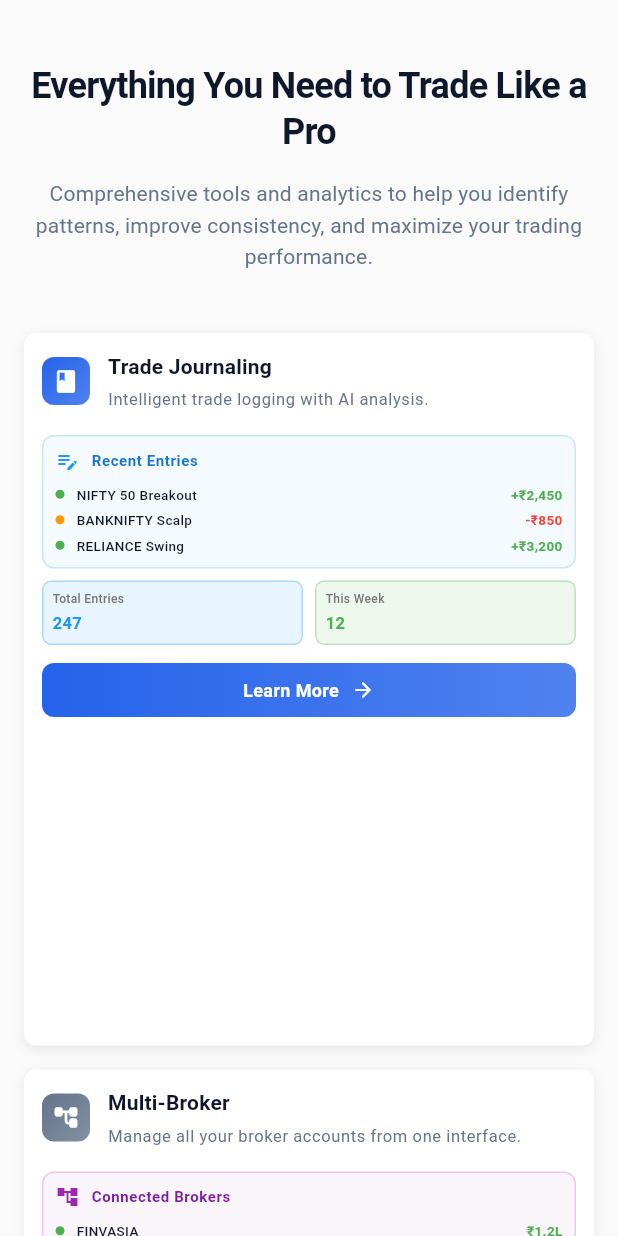
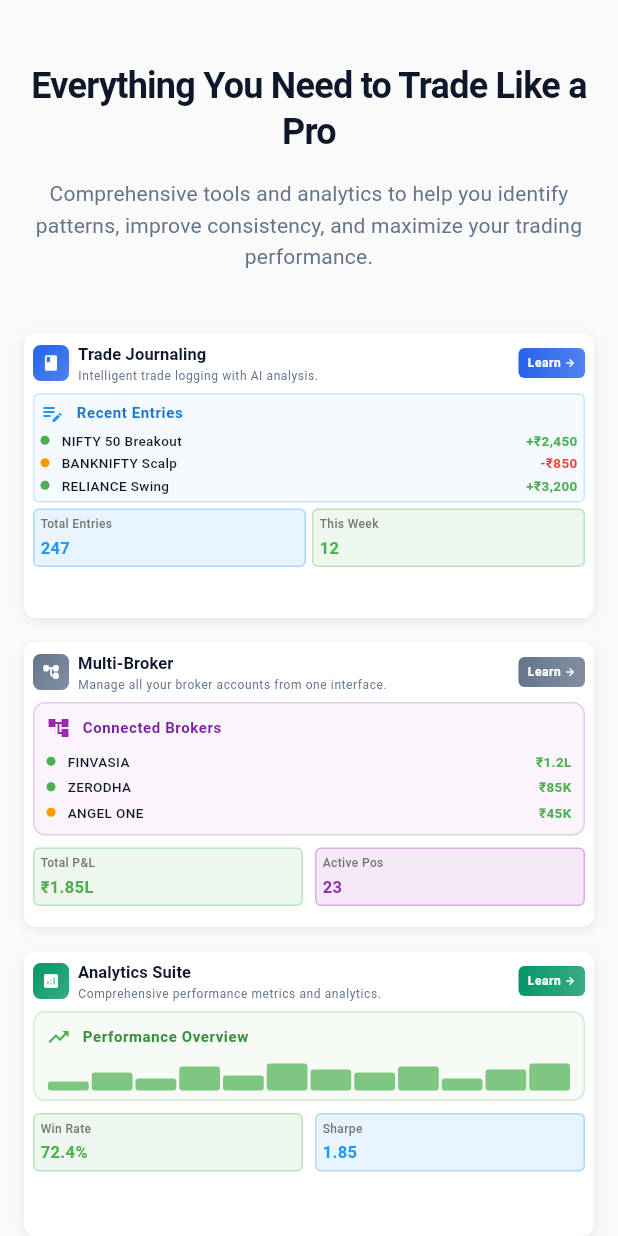
Before and after one commit to vrndrkumar/vtrader-ui, a Flutter app: the screen it shows after launch, scrolled down 1152 dp, on a phone screen of 412 x 824 dp. Run offline on Flutter 3.47's test engine with Material 3 defaults, Android fonts, the phone set to English and light mode, and no system bars; our stand-ins replace equatable, fl_chart, flutter_riverpod, go_router, hive, hive_flutter and 2 more; missing offline and left inert: candlesticks, resizable_widget; accounts and stored records are empty; statements that could not run were skipped.

Commit message:
Compact feature boxes with small Learn More buttons on right side

```diff
--- a/lib/features/home/presentation/pages/home_page.dart
+++ b/lib/features/home/presentation/pages/home_page.dart
@@ -414,7 +414,7 @@ class HomePage extends StatelessWidget {
                   crossAxisCount: columns,
                   crossAxisSpacing: isMobile ? 16 : 24,
                   mainAxisSpacing: isMobile ? 16 : 24,
-                  childAspectRatio: isMobile ? 0.8 : 0.9, // Taller cards to accommodate metrics
+                  childAspectRatio: isMobile ? 2.0 : 2.2, // Even shorter cards - reduce space between boxes
                 ),
                 itemCount: 6,
                 itemBuilder: (context, index) {
@@ -576,16 +576,16 @@ class HomePage extends StatelessWidget {
               _showFeaturePopup(context, feature);
             },
             child: Container(
-              padding: EdgeInsets.all(isMobile ? 12 : 16),
+              padding: EdgeInsets.all(isMobile ? 6 : 8),
               child: Column(
                 crossAxisAlignment: CrossAxisAlignment.start,
                 children: [
-                  // Header with icon and title
+                  // Header with icon, title, and Learn More button
                   Row(
                     children: [
                       Container(
-                        width: isMobile ? 32 : 40,
-                        height: isMobile ? 32 : 40,
+                        width: isMobile ? 24 : 28,
+                        height: isMobile ? 24 : 28,
                         decoration: BoxDecoration(
                           gradient: LinearGradient(
                             begin: Alignment.topLeft,
@@ -595,91 +595,91 @@ class HomePage extends StatelessWidget {
                               (feature['color'] as Color).withOpacity(0.8),
                             ],
                           ),
-                          borderRadius: BorderRadius.circular(isMobile ? 8 : 10),
+                          borderRadius: BorderRadius.circular(isMobile ? 5 : 6),
                         ),
                         child: Icon(
                           feature['icon'] as IconData,
                           color: Colors.white,
-                          size: isMobile ? 18 : 22,
+                          size: isMobile ? 12 : 14,
                         ),
                       ),
-                      SizedBox(width: isMobile ? 12 : 16),
+                      SizedBox(width: isMobile ? 6 : 8),
                       Expanded(
                         child: Column(
                           crossAxisAlignment: CrossAxisAlignment.start,
                           children: [
                             Text(
                               feature['title'] as String,
-                              style: Theme.of(context).textTheme.titleMedium?.copyWith(
+                              style: Theme.of(context).textTheme.titleSmall?.copyWith(
                                 fontWeight: FontWeight.bold,
                                 color: AppColors.lightOnBackground,
-                                fontSize: isMobile ? 14 : 16,
+                                fontSize: isMobile ? 11 : 13,
                               ),
                             ),
-                            SizedBox(height: 4),
+                            SizedBox(height: 1),
                             Text(
                               feature['description'] as String,
                               style: Theme.of(context).textTheme.bodySmall?.copyWith(
                                 color: AppColors.lightOnSurfaceVariant,
-                                fontSize: isMobile ? 11 : 12,
+                                fontSize: isMobile ? 8 : 9,
                               ),
                             ),
                           ],
                         ),
                       ),
-                    ],
-                  ),
-
-                  SizedBox(height: isMobile ? 16 : 20),
-
-                  // Feature-specific content section
-                  _buildFeatureSpecificContent(context, feature, isMobile),
-
-                  SizedBox(height: isMobile ? 12 : 16),
-
-                  // Learn More Button
-                  Container(
-                    width: double.infinity,
-                    height: isMobile ? 36 : 40,
-                    decoration: BoxDecoration(
-                      gradient: LinearGradient(
-                        colors: [
-                          feature['color'] as Color,
-                          (feature['color'] as Color).withOpacity(0.8),
-                        ],
-                      ),
-                      borderRadius: BorderRadius.circular(isMobile ? 8 : 10),
-                    ),
-                    child: Material(
-                      color: Colors.transparent,
-                      child: InkWell(
-                        borderRadius: BorderRadius.circular(isMobile ? 8 : 10),
-                        onTap: () {
-                          _showFeaturePopup(context, feature);
-                        },
-                        child: Center(
-                          child: Row(
-                            mainAxisAlignment: MainAxisAlignment.center,
-                            children: [
-                              Text(
-                                'Learn More',
-                                style: Theme.of(context).textTheme.bodyMedium?.copyWith(
-                                  color: Colors.white,
-                                  fontWeight: FontWeight.w600,
-                                  fontSize: isMobile ? 12 : 14,
-                                ),
+                      SizedBox(width: isMobile ? 4 : 6),
+                      // Small Learn More button on the right
+                      Container(
+                        height: isMobile ? 20 : 24,
+                        padding: EdgeInsets.symmetric(horizontal: isMobile ? 6 : 8),
+                        decoration: BoxDecoration(
+                          gradient: LinearGradient(
+                            colors: [
+                              feature['color'] as Color,
+                              (feature['color'] as Color).withOpacity(0.8),
+                            ],
+                          ),
+                          borderRadius: BorderRadius.circular(isMobile ? 4 : 6),
+                        ),
+                        child: Material(
+                          color: Colors.transparent,
+                          child: InkWell(
+                            borderRadius: BorderRadius.circular(isMobile ? 4 : 6),
+                            onTap: () {
+                              _showFeaturePopup(context, feature);
+                            },
+                            child: Center(
+                              child: Row(
+                                mainAxisSize: MainAxisSize.min,
+                                children: [
+                                  Text(
+                                    'Learn',
+                                    style: Theme.of(context).textTheme.bodySmall?.copyWith(
+                                      color: Colors.white,
+                                      fontWeight: FontWeight.w600,
+                                      fontSize: isMobile ? 8 : 9,
+                                    ),
+                                  ),
+                                  SizedBox(width: 2),
+                                  Icon(
+                                    Icons.arrow_forward_rounded,
+                                    color: Colors.white,
+                                    size: isMobile ? 8 : 10,
+                                  ),
+                                ],
                               ),
-                              SizedBox(width: 8),
-                              Icon(
-                                Icons.arrow_forward_rounded,
-                                color: Colors.white,
-                                size: isMobile ? 16 : 18,
-                              ),
-                            ],
+                            ),
                           ),
                         ),
                       ),
-                    ),
+                    ],
+                  ),
+
+                  SizedBox(height: isMobile ? 6 : 8),
+
+                  // Feature-specific content section
+                  Expanded(
+                    child: _buildFeatureSpecificContent(context, feature, isMobile),
                   ),
                 ],
               ),
@@ -718,10 +718,10 @@ class HomePage extends StatelessWidget {
       children: [
         // Recent journal entries
         Container(
-          padding: EdgeInsets.all(isMobile ? 8 : 12),
+          padding: EdgeInsets.all(isMobile ? 4 : 6),
           decoration: BoxDecoration(
             color: Colors.blue.withOpacity(0.05),
-            borderRadius: BorderRadius.circular(8),
+            borderRadius: BorderRadius.circular(4),
             border: Border.all(color: Colors.blue.withOpacity(0.2)),
           ),
           child: Column(
@@ -741,23 +741,23 @@ class HomePage extends StatelessWidget {
                   ),
                 ],
               ),
-              SizedBox(height: 8),
+              SizedBox(height: 4),
               _buildJournalEntry('NIFTY 50 Breakout', 'Bullish', '+₹2,450', Colors.green, isMobile),
-              SizedBox(height: 4),
+              SizedBox(height: 2),
               _buildJournalEntry('BANKNIFTY Scalp', 'Neutral', '-₹850', Colors.red, isMobile),
-              SizedBox(height: 4),
+              SizedBox(height: 2),
               _buildJournalEntry('RELIANCE Swing', 'Bullish', '+₹3,200', Colors.green, isMobile),
             ],
           ),
         ),
-        SizedBox(height: isMobile ? 8 : 12),
+        SizedBox(height: isMobile ? 4 : 6),
         // Tags and stats
         Row(
           children: [
             Expanded(
               child: _buildStatCard('Total Entries', '247', Colors.blue, isMobile),
             ),
-            SizedBox(width: 8),
+            SizedBox(width: 4),
             Expanded(
               child: _buildStatCard('This Week', '12', Colors.green, isMobile),
             ),
@@ -1203,10 +1203,10 @@ class HomePage extends StatelessWidget {
 
   Widget _buildStatCard(String label, String value, Color color, bool isMobile) {
     return Container(
-      padding: EdgeInsets.all(isMobile ? 6 : 8),
+      padding: EdgeInsets.all(isMobile ? 4 : 6),
       decoration: BoxDecoration(
         color: color.withOpacity(0.1),
-        borderRadius: BorderRadius.circular(6),
+        borderRadius: BorderRadius.circular(4),
         border: Border.all(color: color.withOpacity(0.3)),
       ),
       child: Column(
```
